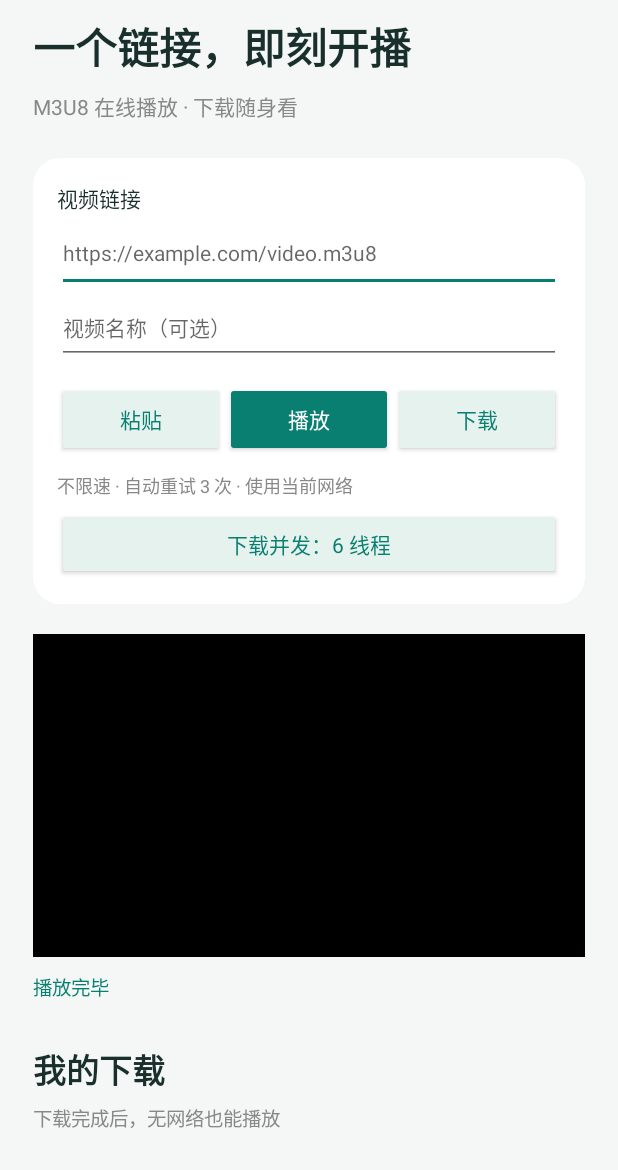
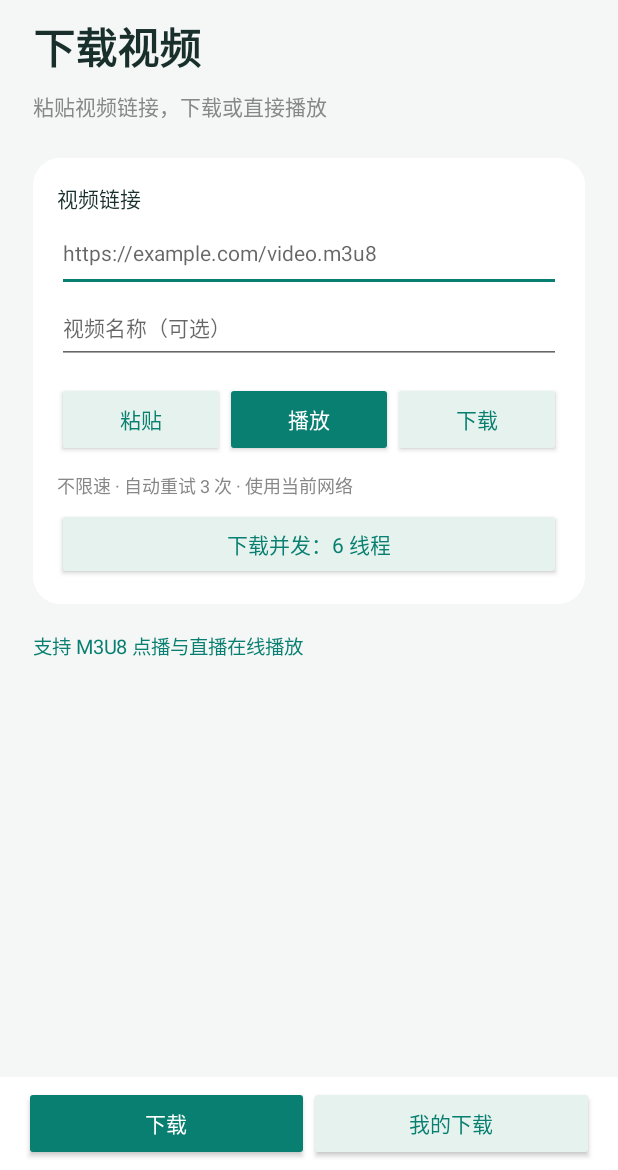
Before and after one commit to AzumiYumei/Fine, an Android app: the screen it shows after launch (MainActivity), after a tap on "播放", on a phone screen of 412 x 824 dp, the part 66-1236 px from its top. Run offline under Robolectric (Android 15) with nearby library versions, the phone set to English and light mode, and no system bars; 1 statement that could not run was skipped; 1 other tap on this screen came first.

Commit message:
feat: separate download pages and add dedicated fullscreen player

```diff
--- a/app/build.gradle
+++ b/app/build.gradle
@@ -7,8 +7,8 @@ android {
         applicationId 'com.fine.player'
         minSdk 23
         targetSdk 34
-        versionCode 2
-        versionName '1.1'
+        versionCode 3
+        versionName '1.2'
     }
     buildTypes {
         release {
--- a/app/src/main/AndroidManifest.xml
+++ b/app/src/main/AndroidManifest.xml
@@ -9,13 +9,15 @@
         android:icon="@drawable/ic_fine" android:theme="@style/AppTheme"
         android:allowBackup="false" android:fullBackupContent="false" android:dataExtractionRules="@xml/data_extraction_rules"
         android:supportsRtl="true" android:usesCleartextTraffic="true">
-        <activity android:name=".MainActivity" android:exported="true"
+        <activity android:name=".MainActivity" android:exported="true" android:launchMode="singleTop"
             android:configChanges="orientation|screenSize|keyboardHidden">
             <intent-filter>
                 <action android:name="android.intent.action.MAIN" />
                 <category android:name="android.intent.category.LAUNCHER" />
             </intent-filter>
         </activity>
+        <activity android:name=".PlayerActivity" android:exported="false"
+            android:configChanges="orientation|screenSize|keyboardHidden" />
         <service android:name=".VideoDownloadService" android:exported="false"
             android:foregroundServiceType="dataSync" />
     </application>
--- a/app/src/main/java/com/fine/player/MainActivity.java
+++ b/app/src/main/java/com/fine/player/MainActivity.java
@@ -14,17 +14,11 @@ import android.os.Handler;
 import android.os.Looper;
 import android.text.InputType;
 import android.view.View;
-import android.view.WindowManager;
 import android.widget.*;
 import androidx.media3.common.MediaItem;
 import androidx.media3.common.MimeTypes;
-import androidx.media3.common.PlaybackException;
-import androidx.media3.common.Player;
 import androidx.media3.exoplayer.DefaultRenderersFactory;
-import androidx.media3.exoplayer.ExoPlayer;
 import androidx.media3.exoplayer.offline.*;
-import androidx.media3.exoplayer.source.DefaultMediaSourceFactory;
-import androidx.media3.ui.PlayerView;
 import java.io.IOException;
 import java.nio.charset.StandardCharsets;
 import java.util.*;
@@ -38,18 +32,17 @@ public final class MainActivity extends Activity {
     private TextView status, empty;
     private LinearLayout list;
     private Button downloadButton;
-    private PlayerView playerView;
-    private ExoPlayer player;
     private DownloadHelper preparing;
-    private MediaItem currentItem;
-    private boolean currentOffline, resumePlayback;
-    private long position;
+    private ScrollView downloadPage, libraryPage;
+    private Button downloadTab, libraryTab;
+    private int page;
+    private boolean visible;
     private String lastRows = "";
     private boolean querying;
     private final Map<String, TextView> rowStatus = new HashMap<>();
     private final Map<String, ProgressBar> rowProgress = new HashMap<>();
     private final Runnable refresh = new Runnable() {
-        @Override public void run() { renderDownloads(); handler.postDelayed(this, 1000); }
+        @Override public void run() { if (visible && page == 1) { renderDownloads(); handler.postDelayed(this, 1000); } }
     };
 
     @Override public void onCreate(Bundle state) {
@@ -61,42 +54,66 @@ public final class MainActivity extends Activity {
             url.setText(state.getString("url", ""));
             title.setText(state.getString("title", ""));
         }
+        showPage(state != null ? state.getInt("page", 0) : getIntent().getIntExtra("page", 0));
         app.downloads();
         DownloadService.sendResumeDownloads(this, VideoDownloadService.class, false);
     }
 
     private void buildUi() {
-        ScrollView scroll = new ScrollView(this);
-        scroll.setFillViewport(true);
+        LinearLayout shell = column();
+        FrameLayout pages = new FrameLayout(this);
+        shell.addView(pages, new LinearLayout.LayoutParams(-1, 0, 1));
+        downloadPage = new ScrollView(this);
+        downloadPage.setId(R.id.download_page);
+        downloadPage.setFillViewport(true);
+        libraryPage = new ScrollView(this);
+        libraryPage.setId(R.id.library_page);
+        libraryPage.setFillViewport(true);
+        pages.addView(downloadPage, new FrameLayout.LayoutParams(-1, -1));
+        pages.addView(libraryPage, new FrameLayout.LayoutParams(-1, -1));
+        LinearLayout tabs = row();
+        tabs.setPadding(dp(16), dp(6), dp(16), dp(6));
+        tabs.setBackgroundColor(Color.WHITE);
+        downloadTab = button("下载", true, v -> showPage(0));
+        downloadTab.setId(R.id.download_tab);
+        libraryTab = button("我的下载", false, v -> showPage(1));
+        libraryTab.setId(R.id.library_tab);
+        tabs.addView(downloadTab, weighted());
+        tabs.addView(libraryTab, weighted());
+        shell.addView(tabs);
+        setContentView(shell);
         LinearLayout root = column();
         root.setPadding(dp(22), dp(24), dp(22), dp(24));
-        scroll.addView(root);
-        setContentView(scroll);
+        downloadPage.addView(root);
         TextView brand = text("FINE / 轻播", 13, green);
         brand.setTypeface(null, Typeface.BOLD);
         root.addView(brand);
-        TextView heading = text("一个链接，即刻开播", 28, ink);
+        TextView heading = text("下载视频", 28, ink);
         heading.setTypeface(null, Typeface.BOLD);
         add(root, heading, 10);
-        add(root, text("M3U8 在线播放 · 下载随身看", 14, Color.GRAY), 8);
+        add(root, text("粘贴视频链接，下载或直接播放", 14, Color.GRAY), 8);
 
         LinearLayout input = card();
         add(root, input, 24);
         input.addView(text("视频链接", 14, ink));
         url = new EditText(this);
+        url.setId(R.id.video_url);
         url.setHint("https://example.com/video.m3u8");
         url.setTextSize(14);
         url.setInputType(InputType.TYPE_CLASS_TEXT | InputType.TYPE_TEXT_VARIATION_URI);
         url.setSingleLine(true);
         input.addView(url, new LinearLayout.LayoutParams(-1, dp(52)));
         title = new EditText(this);
+        title.setId(R.id.video_title);
         title.setHint("视频名称（可选）");
         title.setTextSize(14);
         title.setSingleLine(true);
         input.addView(title, new LinearLayout.LayoutParams(-1, dp(48)));
         LinearLayout actions = row();
         actions.addView(button("粘贴", false, v -> paste()), weighted());
-        actions.addView(button("播放", true, v -> playInput()), weighted());
+        Button play = button("播放", true, v -> playInput());
+        play.setId(R.id.play_online);
+        actions.addView(play, weighted());
         downloadButton = button("下载", false, v -> download());
         actions.addView(downloadButton, weighted());
         add(input, actions, 12);
@@ -111,21 +128,18 @@ public final class MainActivity extends Activity {
         });
         add(input, concurrency, 6);
 
-        playerView = new PlayerView(this);
-        playerView.setBackgroundColor(Color.rgb(18, 29, 29));
-        playerView.setShowBuffering(PlayerView.SHOW_BUFFERING_WHEN_PLAYING);
-        playerView.setContentDescription("视频播放器");
-        LinearLayout.LayoutParams video = new LinearLayout.LayoutParams(-1, dp(215));
-        video.topMargin = dp(20);
-        root.addView(playerView, video);
-        status = text("等待播放 · 粘贴链接后点击播放", 13, green);
-        add(root, status, 10);
+        status = text("支持 M3U8 点播与直播在线播放", 13, green);
+        add(root, status, 18);
+        LinearLayout library = column();
+        library.setPadding(dp(22), dp(24), dp(22), dp(24));
+        libraryPage.addView(library);
+        library.addView(text("FINE / 视频库", 13, green));
         TextView downloads = text("我的下载", 22, ink);
         downloads.setTypeface(null, Typeface.BOLD);
-        add(root, downloads, 28);
-        add(root, text("下载完成后，无网络也能播放", 13, Color.GRAY), 6);
+        add(library, downloads, 12);
+        add(library, text("管理下载进度，或打开已保存的视频", 13, Color.GRAY), 8);
         list = column();
-        add(root, list, 12);
+        add(library, list, 20);
         empty = text("还没有下载\n添加一个视频，把喜欢的内容留在本地。", 14, Color.GRAY);
         empty.setPadding(dp(16), dp(24), dp(16), dp(24));
         list.addView(empty);
@@ -146,53 +160,30 @@ public final class MainActivity extends Activity {
         return new MediaItem.Builder().setUri(link).setMimeType(MimeTypes.APPLICATION_M3U8).build();
     }
     private void playInput() {
-        try { play(item(inputLink()), false); }
-        catch (IllegalArgumentException e) { url.setError(e.getMessage()); }
+        try {
+            startActivity(PlayerActivity.online(this, inputLink(), title.getText().toString().trim()));
+        } catch (IllegalArgumentException e) { url.setError(e.getMessage()); }
     }
-    private void play(MediaItem media, boolean offline) {
-        releasePlayer();
-        currentItem = media;
-        currentOffline = offline;
-        position = 0;
-        resumePlayback = true;
-        createPlayer();
+    private void showPage(int selected) {
+        page = selected == 1 ? 1 : 0;
+        downloadPage.setVisibility(page == 0 ? View.VISIBLE : View.GONE);
+        libraryPage.setVisibility(page == 1 ? View.VISIBLE : View.GONE);
+        downloadTab.setSelected(page == 0);
+        libraryTab.setSelected(page == 1);
+        downloadTab.setTextColor(page == 0 ? Color.WHITE : green);
+        libraryTab.setTextColor(page == 1 ? Color.WHITE : green);
+        downloadTab.setBackgroundTintList(android.content.res.ColorStateList.valueOf(page == 0 ? green : Color.rgb(230,242,237)));
+        libraryTab.setBackgroundTintList(android.content.res.ColorStateList.valueOf(page == 1 ? green : Color.rgb(230,242,237)));
+        handler.removeCallbacks(refresh);
+        if (visible && page == 1) handler.post(refresh);
+        android.view.inputmethod.InputMethodManager keyboard = (android.view.inputmethod.InputMethodManager) getSystemService(INPUT_METHOD_SERVICE);
+        keyboard.hideSoftInputFromWindow(url.getWindowToken(), 0);
     }
-    private void createPlayer() {
-        if (currentItem == null || player != null) return;
-        player = new ExoPlayer.Builder(this)
-                .setMediaSourceFactory(new DefaultMediaSourceFactory(app.source(currentOffline))).build();
-        playerView.setPlayer(player);
-        player.addListener(new Player.Listener() {
-            @Override public void onPlaybackStateChanged(int state) {
-                if (state == Player.STATE_BUFFERING) status.setText("正在加载视频…");
-                if (state == Player.STATE_READY) status.setText(currentOffline ? "本地播放 · 无需网络" : "在线播放");
-                if (state == Player.STATE_ENDED) status.setText("播放完毕");
-            }
-            @Override public void onIsPlayingChanged(boolean playing) {
-                if (playing) getWindow().addFlags(WindowManager.LayoutParams.FLAG_KEEP_SCREEN_ON);
-                else getWindow().clearFlags(WindowManager.LayoutParams.FLAG_KEEP_SCREEN_ON);
-            }
-            @Override public void onPlayerError(PlaybackException error) {
-                status.setText(getString(R.string.playback_error, error.getErrorCodeName()));
-            }
-        });
-        if (currentOffline) {
-            java.util.Set<String> gaps = app.problems().skipped(Links.id(currentItem.localConfiguration.uri.toString()));
-            player.setMediaSource(new androidx.media3.exoplayer.hls.HlsMediaSource.Factory(app.source(true))
-                    .setPlaylistParserFactory(GapPlaylistParser.factory(gaps)).createMediaSource(currentItem), position);
-        } else player.setMediaItem(currentItem, position);
-        player.prepare();
-        player.setPlayWhenReady(resumePlayback);
+    @Override protected void onNewIntent(android.content.Intent intent) {
+        super.onNewIntent(intent); setIntent(intent); showPage(intent.getIntExtra("page", page));
     }
-    private void releasePlayer() {
-        if (player != null) {
-            position = player.getCurrentPosition();
-            resumePlayback = player.getPlayWhenReady();
-            playerView.setPlayer(null);
-            player.release();
-            player = null;
-        }
-        getWindow().clearFlags(WindowManager.LayoutParams.FLAG_KEEP_SCREEN_ON);
+    @Override public void onBackPressed() {
+        if (page == 1) showPage(0); else super.onBackPressed();
     }
 
     private void download() {
@@ -202,7 +193,7 @@ public final class MainActivity extends Activity {
         if (preparing != null) return;
         try {
             Download existing = app.downloads().getDownloadIndex().getDownload(Links.id(link));
-            if (existing != null) { message("此链接已在下载列表中，可继续、重试或离线播放"); return; }
+            if (existing != null) { message("此链接已在下载列表中，可继续、重试或离线播放"); showPage(1); return; }
         } catch (IOException e) { message("读取下载记录失败"); return; }
         if (Build.VERSION.SDK_INT >= 33 && checkSelfPermission(Manifest.permission.POST_NOTIFICATIONS) != PackageManager.PERMISSION_GRANTED)
             requestPermissions(new String[]{Manifest.permission.POST_NOTIFICATIONS}, 1);
@@ -217,6 +208,7 @@ public final class MainActivity extends Activity {
                     DownloadRequest request = helper.getDownloadRequest(Links.id(link), name.getBytes(StandardCharsets.UTF_8));
                     DownloadService.sendAddDownload(MainActivity.this, VideoDownloadService.class, request, false);
                     message("已加入下载队列");
+                    showPage(1);
                 } finally { finishPreparation(helper); }
             }
             @Override public void onPrepareError(DownloadHelper helper, IOException e) {
@@ -245,9 +237,9 @@ public final class MainActivity extends Activity {
                     Download saved = cursor.getDownload();
                     entries.add(active.containsKey(saved.request.id) ? active.get(saved.request.id) : saved);
                 }
-                handler.post(() -> { querying = false; if (!isDestroyed()) showDownloads(entries); });
+                handler.post(() -> { querying = false; if (!isDestroyed() && visible && page == 1) showDownloads(entries); });
             } catch (IOException e) {
-                handler.post(() -> { querying = false; if (!isDestroyed()) status.setText("无法读取下载记录"); });
+                handler.post(() -> { querying = false; if (!isDestroyed()) message("无法读取下载记录"); });
             }
         });
     }
@@ -289,7 +281,7 @@ public final class MainActivity extends Activity {
             updateProgress(d);
             LinearLayout actions = row();
             if (d.state == Download.STATE_COMPLETED) {
-                actions.addView(button("离线播放", true, v -> play(d.request.toMediaItem(), true)), weighted());
+                actions.addView(button("离线播放", true, v -> startActivity(PlayerActivity.offline(this, d.request))), weighted());
             } else if (d.state == Download.STATE_FAILED) {
                 actions.addView(button("处理失败", false, v -> handleFailures(d)), weighted());
             } else if (d.state != Download.STATE_REMOVING) {
@@ -306,10 +298,6 @@ public final class MainActivity extends Activity {
             actions.addView(button("删除", false, v -> new AlertDialog.Builder(this)
                     .setTitle("删除下载？").setMessage("将移除此视频和本地下载文件。")
                     .setNegativeButton("取消", null).setPositiveButton("删除", (dialog, which) -> {
-                        if (currentItem != null && currentItem.localConfiguration != null
-                                && currentItem.localConfiguration.uri.equals(d.request.uri)) {
-                            releasePlayer(); currentItem = null; status.setText("视频已移除");
-                        }
                         DownloadService.sendRemoveDownload(this, VideoDownloadService.class, d.request.id, false);
                     }).show()), weighted());
             add(card, actions, 8);
@@ -367,13 +355,14 @@ public final class MainActivity extends Activity {
     private void add(LinearLayout parent, View child, int margin) {
         LinearLayout.LayoutParams p = new LinearLayout.LayoutParams(-1, -2); p.topMargin = dp(margin); parent.addView(child, p);
     }
-    @Override protected void onStart() { super.onStart(); handler.post(refresh); createPlayer(); }
-    @Override protected void onStop() { handler.removeCallbacks(refresh); releasePlayer(); super.onStop(); }
+    @Override protected void onStart() { super.onStart(); visible = true; showPage(page); }
+    @Override protected void onStop() { visible = false; handler.removeCallbacks(refresh); super.onStop(); }
     @Override protected void onSaveInstanceState(Bundle state) {
+        state.putInt("page", page);
         state.putString("url", url.getText().toString()); state.putString("title", title.getText().toString()); super.onSaveInstanceState(state);
     }
     @Override protected void onDestroy() {
         if (preparing != null) preparing.release();
-        releasePlayer(); super.onDestroy();
+        super.onDestroy();
     }
 }
--- a/app/src/main/java/com/fine/player/VideoDownloadService.java
+++ b/app/src/main/java/com/fine/player/VideoDownloadService.java
@@ -20,7 +20,8 @@ public final class VideoDownloadService extends DownloadService {
     }
     @Override protected Scheduler getScheduler() { return null; }
     @Override protected Notification getForegroundNotification(List<Download> downloads, int requirements) {
-        PendingIntent open = PendingIntent.getActivity(this, 0, new Intent(this, MainActivity.class),
+        PendingIntent open = PendingIntent.getActivity(this, 0, new Intent(this, MainActivity.class)
+                        .putExtra("page", 1).addFlags(Intent.FLAG_ACTIVITY_CLEAR_TOP | Intent.FLAG_ACTIVITY_SINGLE_TOP),
                 PendingIntent.FLAG_UPDATE_CURRENT | PendingIntent.FLAG_IMMUTABLE);
         return new DownloadNotificationHelper(this, "fine_downloads")
                 .buildProgressNotification(this, R.drawable.ic_download, open, "Fine · 离线视频", downloads, requirements);
--- /dev/null
+++ b/app/src/main/res/values/ids.xml
@@ -0,0 +1,12 @@
+<resources>
+    <item name="download_page" type="id" />
+    <item name="library_page" type="id" />
+    <item name="download_tab" type="id" />
+    <item name="library_tab" type="id" />
+    <item name="video_url" type="id" />
+    <item name="video_title" type="id" />
+    <item name="play_online" type="id" />
+    <item name="player_view" type="id" />
+    <item name="player_header" type="id" />
+    <item name="fullscreen_toggle" type="id" />
+</resources>
```
Also changed, not shown: app/src/main/java/com/fine/player/PlayerActivity.java (added, +175 -0 lines), 3 other files.
